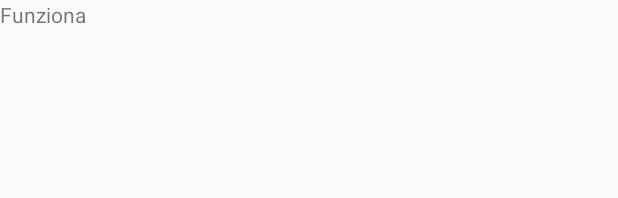
After one commit to MarcoLentini/Restaurateur, an Android app: the layout tab_disabled_dishes_offers.xml on its own in the app's theme, with its tools: preview values and no code run, on a phone screen of 412 x 824 dp. The commit adds this screen. Shown: the top 198 px of the screen. Run offline under Robolectric (Android 15) with nearby library versions, the phone set to English and light mode, and no system bars.

Commit message:
Added recyclerview of dishes

```diff
--- a/app/src/main/res/layout/tab_dishes_offers.xml
+++ b/app/src/main/res/layout/tab_active_dishes_offers.xml
@@ -13,7 +13,7 @@
         app:layout_constraintTop_toTopOf="parent" />
 
     <android.support.v7.widget.RecyclerView
-        android:id="@+id/reservationsRecyclerView"
+        android:id="@+id/ActiveDishesRecyclerView"
         android:layout_width="match_parent"
         android:layout_height="match_parent"
         android:scrollbars="vertical" />
--- /dev/null
+++ b/app/src/main/res/layout/tab_disabled_dishes_offers.xml
@@ -0,0 +1,24 @@
+<?xml version="1.0" encoding="utf-8"?>
+<android.support.constraint.ConstraintLayout xmlns:android="http://schemas.android.com/apk/res/android"
+    xmlns:tools="http://schemas.android.com/tools"
+    android:layout_width="match_parent"
+    android:layout_height="match_parent"
+    xmlns:app="http://schemas.android.com/apk/res-auto">
+
+    <TextView
+        android:id="@+id/textViewDishesOffers"
+        android:layout_width="match_parent"
+        android:layout_height="wrap_content"
+        android:text="Funziona"
+        app:layout_constraintTop_toTopOf="parent" />
+
+    <android.support.v7.widget.RecyclerView
+        android:id="@+id/DisabledDishesRecyclerView"
+        android:layout_width="match_parent"
+        android:layout_height="match_parent"
+        android:scrollbars="vertical" />
+
+
+
+
+</android.support.constraint.ConstraintLayout>
```
Also changed, not shown: app/src/main/java/com/example/restaurateur/MainActivity.java (+12 -2 lines), app/src/main/java/com/example/restaurateur/MyOffersData.java (+10 -3 lines), app/src/main/java/com/example/restaurateur/Offer/DishesListAdapter.java (added, +96 -0 lines), app/src/main/java/com/example/restaurateur/Offer/OfferModel.java (+23 -2 lines), app/src/main/java/com/example/restaurateur/Offer/TabDishesActiveOffers.java (+26 -2 lines), app/src/main/java/com/example/restaurateur/Offer/TabDishesDisabledOffers.java (+23 -2 lines).
